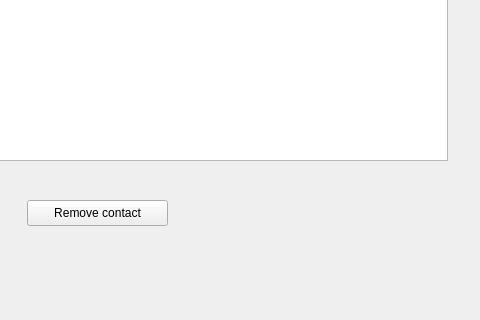
Above: mainwindow.ui from IvanOvsyanik/Phonebook before the change; both pictures show x 163 to 643 and y 280 to 600 of the 800 by 600 pixel window. Below: the same form after it.
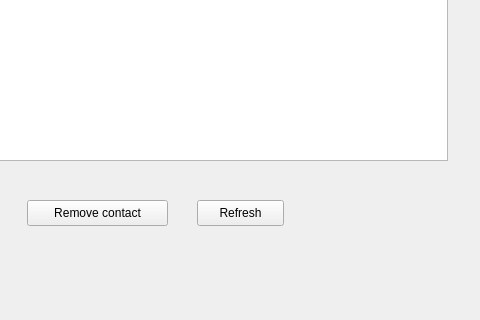
That is the form after the change.

What changed in the file:
```diff
--- a/mainwindow.ui
+++ b/mainwindow.ui
@@ -50,6 +50,19 @@
      <string>Remove contact</string>
     </property>
    </widget>
+   <widget class="QPushButton" name="btnRefresh">
+    <property name="geometry">
+     <rect>
+      <x>360</x>
+      <y>480</y>
+      <width>87</width>
+      <height>26</height>
+     </rect>
+    </property>
+    <property name="text">
+     <string>Refresh</string>
+    </property>
+   </widget>
   </widget>
   <widget class="QMenuBar" name="menubar">
    <property name="geometry">
```
